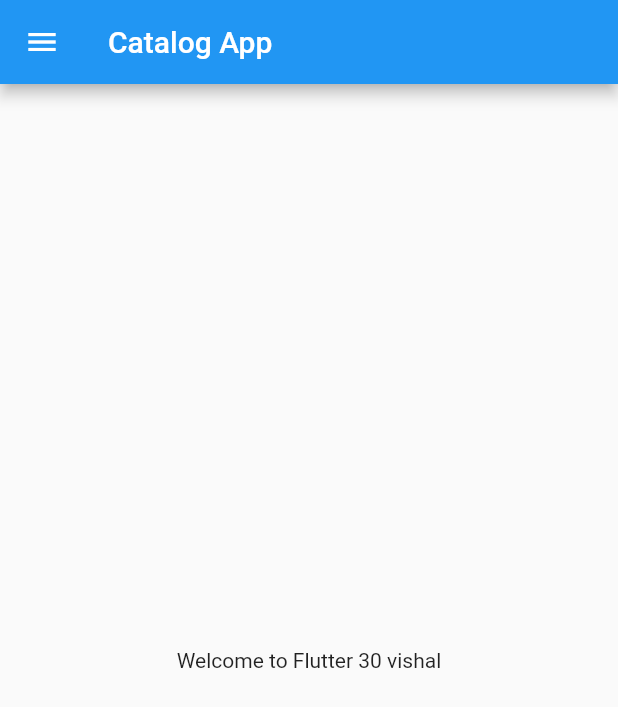
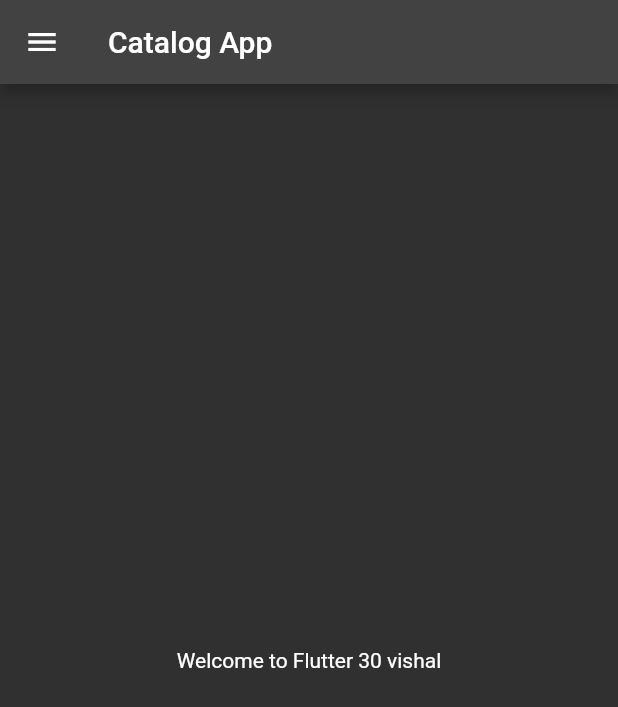
Before and after one commit to Githubsaveme/flutterlearn, a Flutter app: the screen it shows after launch, on a phone screen of 412 x 824 dp. Shown: the top 707 px of the screen. Run offline on Flutter 3.47's test engine with Material 2 defaults, Android fonts, the phone set to English and light mode, and no system bars.

Commit message:
day3 completed

```diff
--- a/lib/main.dart
+++ b/lib/main.dart
@@ -1,5 +1,6 @@
 import 'package:flutter/material.dart';
-import 'package:flutter_catalog/home_page.dart';
+import 'package:flutter_catalog/pages/home_page.dart';
+import 'package:flutter_catalog/pages/login_page.dart';
 
 void main(List<String> args) {
   runApp(Catalog());
@@ -8,8 +9,16 @@ void main(List<String> args) {
 class Catalog extends StatelessWidget {
   @override
   Widget build(BuildContext context) {
-
     return MaterialApp(
-      home: Homepage());
+      themeMode: ThemeMode.dark,
+      theme: ThemeData(primarySwatch: Colors.red),
+      darkTheme: ThemeData(
+        brightness: Brightness.dark,
+      ),
+      routes: {
+        "/": (context) => Homepage(),
+        "/loginPage": (context) => LoginPage(),
+      },
+    );
   }
 }
```
Also changed, not shown: lib/pages/login_page.dart (added, +20 -0 lines), lib/pages/home_page.dart (renamed from lib/home_page.dart).
